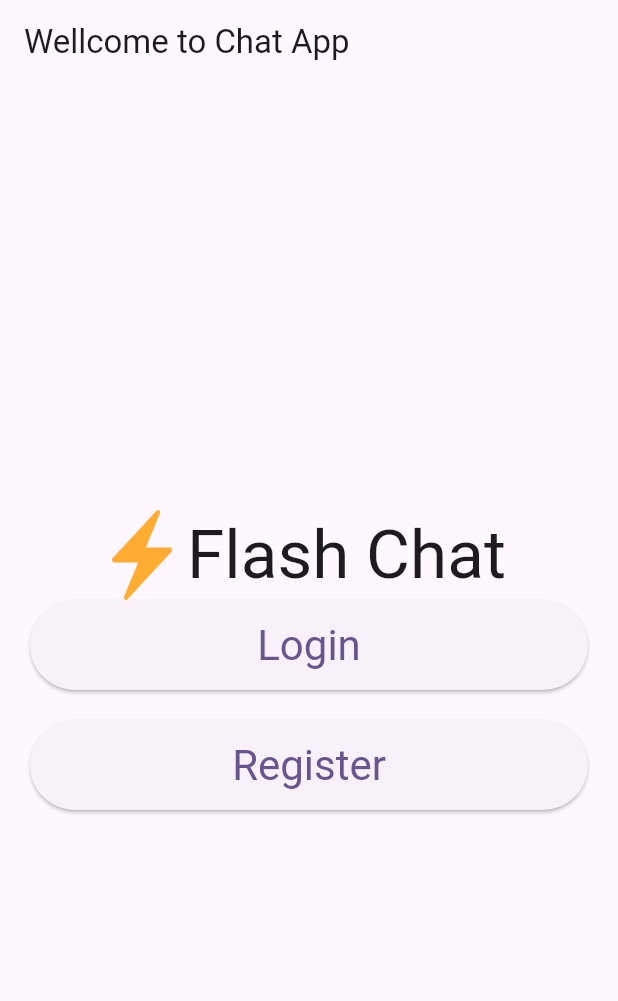
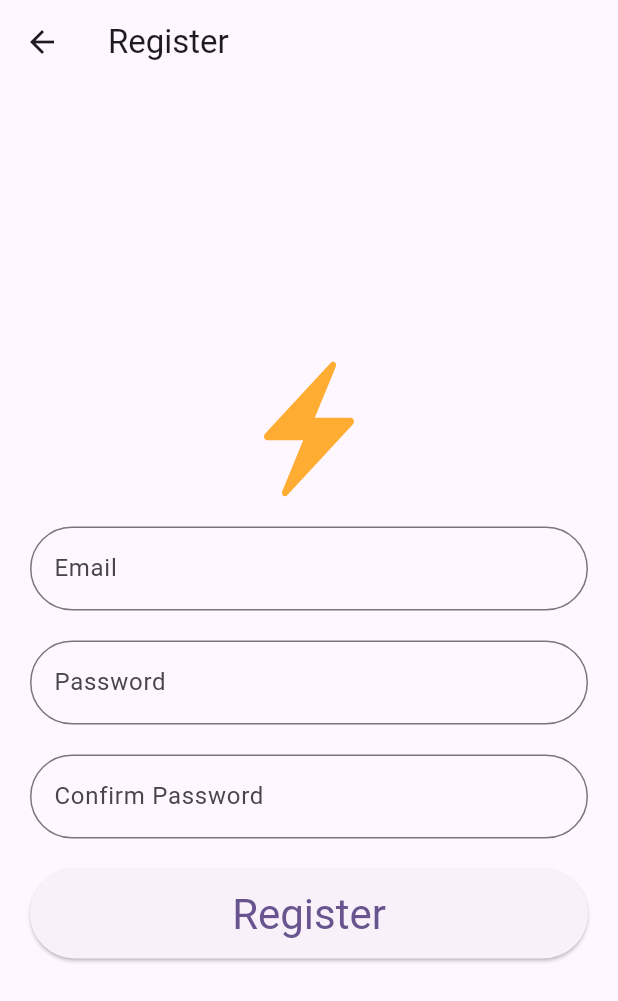
Before and after one commit to DastanDevv/chat_app, a Flutter app: the screen it shows after launch, after a tap on "Register", on a phone screen of 412 x 824 dp. Shown: the top 1001 px of the screen. Run offline on Flutter 3.47's test engine with Material 3 defaults, Android fonts, the phone set to English and light mode, and no system bars; drawn by our look-alikes of animated_text_kit; our stand-ins replace flutter_svg.

Commit message:
created views

```diff
--- a/lib/components/components.dart
+++ b/lib/components/components.dart
@@ -1,2 +1,3 @@
 export 'buttons/custom_elevated_button.dart';
 export 'animation/custom_wavy_animated_text.dart';
+export 'input/custom_text_flied.dart';
--- /dev/null
+++ b/lib/components/input/custom_text_flied.dart
@@ -0,0 +1,27 @@
+import 'package:flutter/material.dart';
+
+class CustomTextFlied extends StatelessWidget {
+  const CustomTextFlied({
+    super.key,
+    this.labelText,
+    this.controller,
+  });
+
+  final String? labelText;
+  final TextEditingController? controller;
+
+  @override
+  Widget build(BuildContext context) {
+    return TextFormField(
+      controller: controller,
+      decoration: InputDecoration(
+        labelText: labelText,
+        border: const OutlineInputBorder(
+          borderRadius: BorderRadius.all(
+            Radius.circular(30),
+          ),
+        ),
+      ),
+    );
+  }
+}
--- a/lib/home/home.dart
+++ b/lib/home/home.dart
@@ -0,0 +1 @@
+export 'view/home_view.dart';
--- a/lib/login/login.dart
+++ b/lib/login/login.dart
@@ -0,0 +1 @@
+export 'view/login_view.dart';
--- a/lib/register/register.dart
+++ b/lib/register/register.dart
@@ -0,0 +1 @@
+export 'view/register_view.dart';
--- /dev/null
+++ b/lib/register/view/register_view.dart
@@ -0,0 +1,61 @@
+import 'package:chat_app/components/components.dart';
+import 'package:chat_app/home/home.dart';
+import 'package:flutter/material.dart';
+import 'package:flutter_svg/svg.dart';
+
+class RegisterView extends StatefulWidget {
+  const RegisterView({super.key});
+
+  @override
+  State<RegisterView> createState() => _RegisterViewState();
+}
+
+class _RegisterViewState extends State<RegisterView> {
+  @override
+  Widget build(BuildContext context) {
+    return Scaffold(
+      appBar: AppBar(
+        title: const Text('Register'),
+      ),
+      body: Padding(
+        padding: const EdgeInsets.symmetric(horizontal: 20),
+        child: Column(
+          mainAxisAlignment: MainAxisAlignment.center,
+          children: [
+            SvgPicture.asset(
+              'assets/thunder.svg',
+              height: 90,
+            ),
+            const SizedBox(height: 20),
+            const CustomTextFlied(
+              labelText: 'Email',
+              controller: null,
+            ),
+            const SizedBox(height: 20),
+            const CustomTextFlied(
+              labelText: 'Password',
+              controller: null,
+            ),
+            const SizedBox(height: 20),
+            const CustomTextFlied(
+              labelText: 'Confirm Password',
+              controller: null,
+            ),
+            const SizedBox(height: 20),
+            CustomElevatedButton(
+              text: 'Register',
+              onPressed: () {
+                Navigator.push<void>(
+                  context,
+                  MaterialPageRoute<void>(
+                    builder: (BuildContext context) => const HomeView(),
+                  ),
+                );
+              },
+            ),
+          ],
+        ),
+      ),
+    );
+  }
+}
--- a/lib/wellcome/view/well_com_view.dart
+++ b/lib/wellcome/view/well_com_view.dart
@@ -1,4 +1,7 @@
 import 'package:chat_app/components/components.dart';
+import 'package:chat_app/login/login.dart';
+import 'package:chat_app/register/register.dart';
+
 import 'package:flutter/material.dart';
 import 'package:flutter_svg/svg.dart';
 
@@ -28,12 +31,26 @@ class WellComeView extends StatelessWidget {
             ),
             CustomElevatedButton(
               text: 'Login',
-              onPressed: () {},
+              onPressed: () {
+                Navigator.push<void>(
+                  context,
+                  MaterialPageRoute<void>(
+                    builder: (BuildContext context) => const LoginView(),
+                  ),
+                );
+              },
             ),
             const SizedBox(height: 20.0),
             CustomElevatedButton(
               text: 'Register',
-              onPressed: () {},
+              onPressed: () {
+                Navigator.push<void>(
+                  context,
+                  MaterialPageRoute<void>(
+                    builder: (BuildContext context) => const RegisterView(),
+                  ),
+                );
+              },
             ),
           ],
         ),
```
Also changed, not shown: lib/home/view/home_view.dart (added, +19 -0 lines), lib/login/view/login_view.dart (added, +56 -0 lines).
